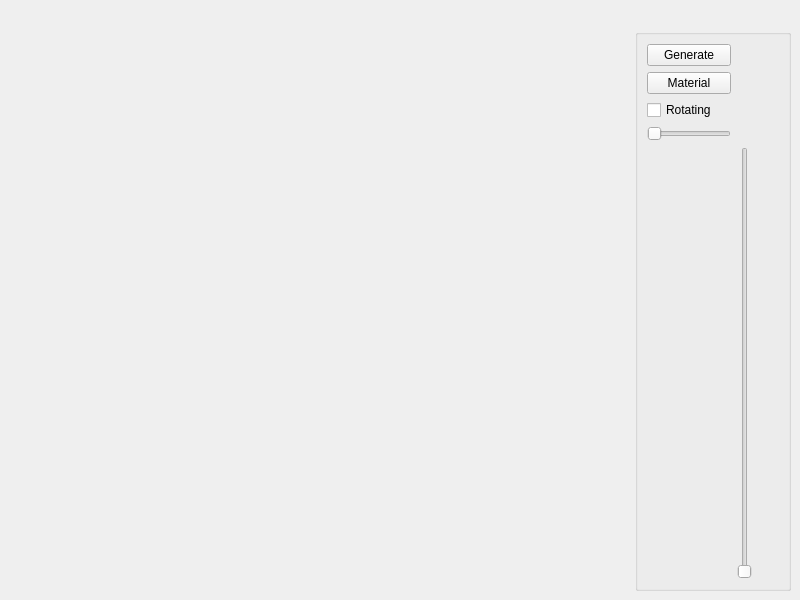
The window that demo/ui/mainwindow.ui (mshooter/terrain) describes before a commit, drawn with Qt 5.
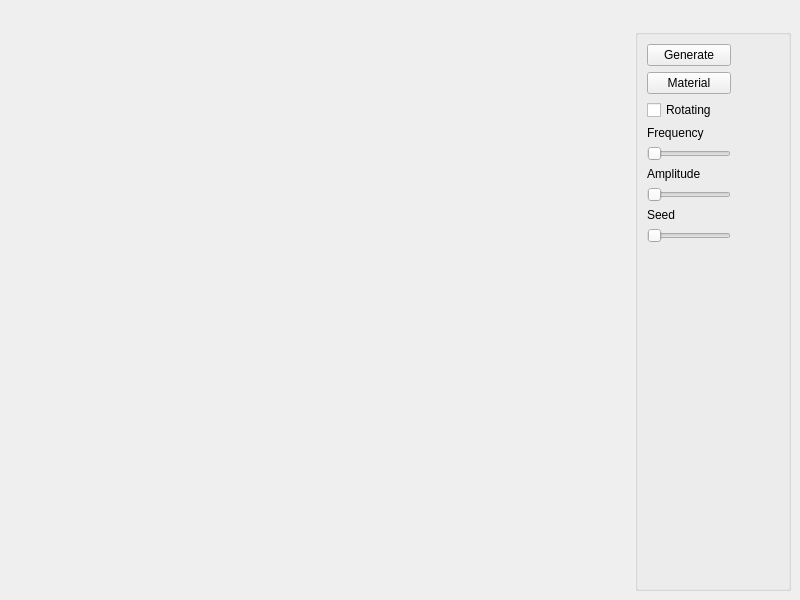
The same window after the commit.

Patch:
```diff
--- a/demo/ui/mainwindow.ui
+++ b/demo/ui/mainwindow.ui
@@ -85,6 +85,13 @@
        <string/>
       </property>
       <layout class="QGridLayout" name="gridLayout_2">
+       <item row="5" column="1">
+        <widget class="QLabel" name="label_2">
+         <property name="text">
+          <string>Amplitude</string>
+         </property>
+        </widget>
+       </item>
        <item row="1" column="1">
         <widget class="QPushButton" name="material">
          <property name="text">
@@ -92,7 +99,7 @@
          </property>
         </widget>
        </item>
-       <item row="6" column="1">
+       <item row="9" column="1">
         <spacer name="verticalSpacer">
          <property name="orientation">
           <enum>Qt::Vertical</enum>
@@ -105,13 +112,6 @@
          </property>
         </spacer>
        </item>
-       <item row="6" column="2">
-        <widget class="QSlider" name="amplitude">
-         <property name="orientation">
-          <enum>Qt::Vertical</enum>
-         </property>
-        </widget>
-       </item>
        <item row="0" column="1">
         <widget class="QPushButton" name="generate">
          <property name="text">
@@ -145,7 +145,7 @@
          </property>
         </spacer>
        </item>
-       <item row="3" column="1">
+       <item row="4" column="1">
         <widget class="QSlider" name="frequency">
          <property name="maximum">
           <number>100</number>
@@ -158,6 +158,52 @@
          </property>
         </widget>
        </item>
+       <item row="3" column="1">
+        <widget class="QLabel" name="label">
+         <property name="text">
+          <string>Frequency</string>
+         </property>
+        </widget>
+       </item>
+       <item row="6" column="1">
+        <widget class="QSlider" name="amplitude">
+         <property name="enabled">
+          <bool>true</bool>
+         </property>
+         <property name="maximum">
+          <number>100</number>
+         </property>
+         <property name="orientation">
+          <enum>Qt::Horizontal</enum>
+         </property>
+         <property name="invertedAppearance">
+          <bool>false</bool>
+         </property>
+         <property name="invertedControls">
+          <bool>false</bool>
+         </property>
+        </widget>
+       </item>
+       <item row="8" column="1">
+        <widget class="QSlider" name="seed">
+         <property name="minimum">
+          <number>1</number>
+         </property>
+         <property name="maximum">
+          <number>100</number>
+         </property>
+         <property name="orientation">
+          <enum>Qt::Horizontal</enum>
+         </property>
+        </widget>
+       </item>
+       <item row="7" column="1">
+        <widget class="QLabel" name="label_3">
+         <property name="text">
+          <string>Seed </string>
+         </property>
+        </widget>
+       </item>
       </layout>
      </widget>
     </item>
```
Left out of the diff: 2 changed lines with no effect on the pictures.
